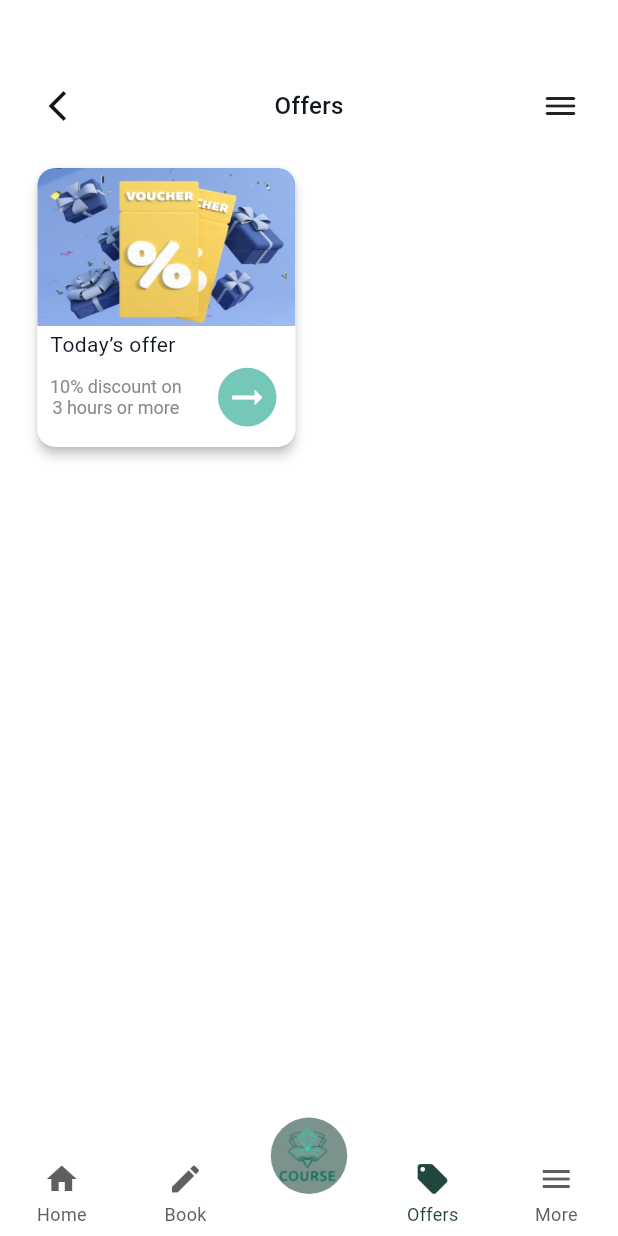
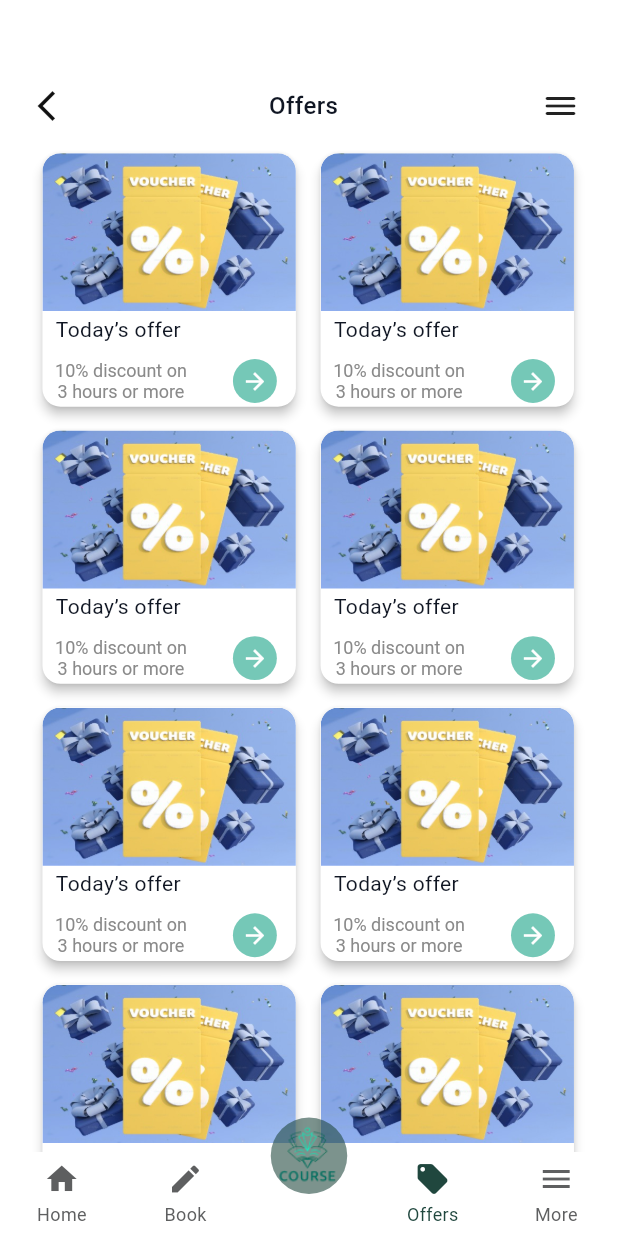
Before and after one commit to MagdyAyman6/courses_app, a Flutter app: the MyHomePageView screen opened by its route, item 4 of the bottom bar chosen, on a phone screen of 412 x 824 dp. Run offline on Flutter 3.47's test engine with Material 3 defaults, Android fonts, the phone set to English and light mode, and no system bars; drawn by our look-alikes of persistent_bottom_nav_bar; our stand-ins replace flutter_screenutil, go_router, pinput, smooth_page_indicator.

Commit message:
Offers screen finished

```diff
--- a/lib/core/utils/assets.dart
+++ b/lib/core/utils/assets.dart
@@ -16,4 +16,5 @@ abstract class AssetsData {
   static const bookingRoomImg = 'assets/images/book_room_img.jpeg';
   static const bookingWatchImg = 'assets/images/booking_watch_img.png';
   static const offersItemImg = 'assets/images/offers_item_img.png';
+  static const flutterHackImg = 'assets/images/flutter_hackathon_img.png';
 }
--- /dev/null
+++ b/lib/features/home/presentation/views/widgets/offers/offers_grid_view.dart
@@ -0,0 +1,25 @@
+import 'package:flutter/material.dart';
+import 'package:flutter_screenutil/flutter_screenutil.dart';
+import 'offers_item.dart';
+
+class OffersGridView extends StatelessWidget {
+  const OffersGridView({super.key});
+
+  @override
+  Widget build(BuildContext context) {
+    return Expanded(
+      child: GridView.builder(
+        padding: EdgeInsets.only(left: 23.w, right: 24.w, bottom: 20.h),
+        gridDelegate: SliverGridDelegateWithFixedCrossAxisCount(
+          crossAxisCount: 2, // Number of columns
+          mainAxisSpacing: 8.h, //Space between columns
+          crossAxisSpacing: 8.w, // Space between rows
+        ),
+        itemCount: 20,
+        itemBuilder: (context, index) {
+          return const OfferCard();
+        },
+      ),
+    );
+  }
+}
--- a/lib/features/home/presentation/views/widgets/offers/offers_item.dart
+++ b/lib/features/home/presentation/views/widgets/offers/offers_item.dart
@@ -1,6 +1,7 @@
 import 'package:course_app/core/utils/app_color.dart';
 import 'package:course_app/core/utils/assets.dart';
 import 'package:course_app/core/utils/styles.dart';
+import 'package:course_app/features/home/presentation/views/widgets/offers/offers_dialog_func.dart';
 import 'package:flutter/material.dart';
 import 'package:flutter_screenutil/flutter_screenutil.dart';
 
@@ -9,9 +10,7 @@ class OfferCard extends StatelessWidget {
 
   @override
   Widget build(BuildContext context) {
-    return Padding(
-      padding: EdgeInsets.only(right: 180.w, top: 10.h),
-      child: Card(
+    return Card(
       elevation: 3,
       color: AppColor.kWhiteColor,
       child: ClipRRect(
@@ -27,7 +26,7 @@ class OfferCard extends StatelessWidget {
                   topLeft: Radius.circular(12.r),
                   topRight: Radius.circular(12.r),
                 ), // Same border radius
-                  image: DecorationImage(
+                image: const DecorationImage(
                   fit: BoxFit.fill,
                   image: AssetImage(
                     AssetsData.offersItemImg,
@@ -40,14 +39,13 @@ class OfferCard extends StatelessWidget {
               padding: EdgeInsets.only(left: 9.h, top: 2.h),
               child: Text(
                 "Today’s offer",
-                  style:
-                      Styles.textStyle14.copyWith(fontWeight: FontWeight.w400),
+                style: Styles.textStyle14.copyWith(fontWeight: FontWeight.w400),
               ),
             ),
             Container(
               padding: EdgeInsets.only(
-                  top: 6.h,
-                  bottom: 14.h,
+                top: 10.h,
+                bottom: 10.h,
                 right: 12.w,
                 left: 8.w,
               ),
@@ -70,21 +68,25 @@ class OfferCard extends StatelessWidget {
                       ],
                     ),
                   ),
-                    CircleAvatar(
-                        radius: 20.r,
+                  GestureDetector(
+                    onTap: () {
+                      showOfferDialog(context);
+                    },
+                    child: CircleAvatar(
+                        radius: 15.r,
                         backgroundColor: AppColor.kIconsColor,
                         child: const Icon(
                           color: AppColor.kWhiteColor,
-                          Icons.arrow_right_alt_outlined,
-                          size: 30,
+                          Icons.arrow_forward,
+                          size: 18,
                         )),
+                  ),
                 ],
               ),
             ),
           ],
         ),
       ),
-      ),
     );
   }
 }
--- a/lib/features/home/presentation/views/widgets/offers/offers_view_body.dart
+++ b/lib/features/home/presentation/views/widgets/offers/offers_view_body.dart
@@ -1,8 +1,7 @@
+import 'package:course_app/features/home/presentation/views/widgets/offers/offers_grid_view.dart';
 import 'package:flutter/material.dart';
 import 'package:flutter_screenutil/flutter_screenutil.dart';
-
 import 'offers_app_bar.dart';
-import 'offers_item.dart';
 
 class OffersViewBody extends StatelessWidget {
   const OffersViewBody({super.key});
@@ -15,12 +14,12 @@ class OffersViewBody extends StatelessWidget {
           padding: EdgeInsets.only(
             top: 60.h,
             right: 25.w,
-            left: 25.w,
+            left: 18.w,
             bottom: 16.h,
           ),
           child: const OffersAppBar(),
         ),
-        OfferCard(),
+        const OffersGridView(),
       ],
     );
   }
```
Also changed, not shown: lib/features/home/presentation/views/events_view.dart (added, +11 -0 lines), lib/features/home/presentation/views/offers_view.dart (+1 -6 lines), lib/features/home/presentation/views/widgets/events/events_view_body.dart (added, +10 -0 lines), lib/features/home/presentation/views/widgets/offers/offers_dialog_func.dart (added, +77 -0 lines), assets/images/flutter_hackathon_img.png (added). Lines whose indentation alone changed are shown as unchanged.
